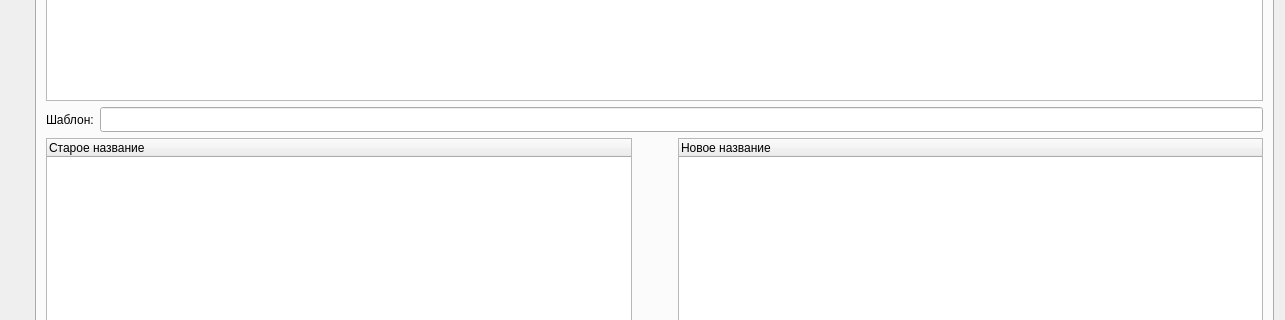
Above: dialogrenamerfiles.ui from DmitriusFalse/mediaFinder before the change; both pictures show x 0 to 1285 and y 152 to 472 of the 1285 by 756 pixel window. Below: the same form after it.
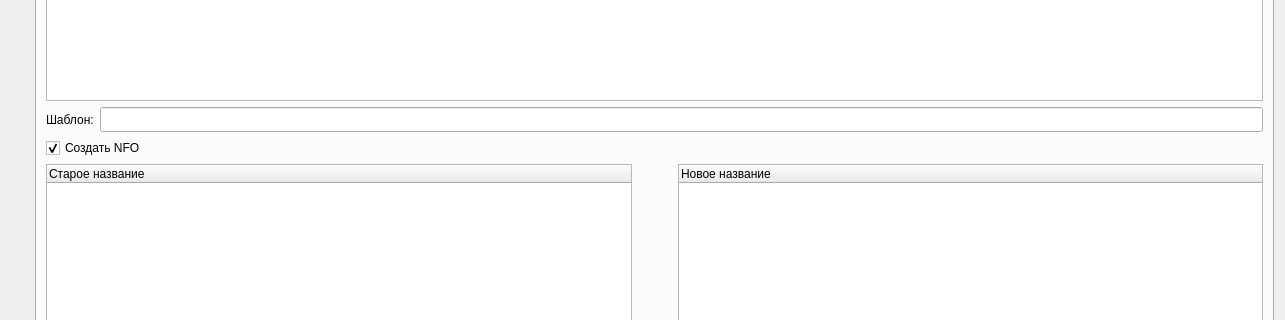
That is the form after the change. The open tabs and pages were chosen to show the change. Icons and pictures are not drawn.

The edit to the form file:
```diff
--- a/dialogrenamerfiles.ui
+++ b/dialogrenamerfiles.ui
@@ -120,6 +120,30 @@
          </item>
         </layout>
        </item>
+       <item>
+        <layout class="QHBoxLayout" name="horizontalLayout_4">
+         <item>
+          <widget class="QCheckBox" name="createMovieNFOcheckBox">
+           <property name="text">
+            <string>Создать NFO</string>
+           </property>
+           <property name="icon">
+            <iconset resource="data.qrc">
+             <normaloff>:/icons/nfo</normaloff>:/icons/nfo</iconset>
+           </property>
+           <property name="iconSize">
+            <size>
+             <width>24</width>
+             <height>24</height>
+            </size>
+           </property>
+           <property name="checked">
+            <bool>true</bool>
+           </property>
+          </widget>
+         </item>
+        </layout>
+       </item>
        <item>
         <layout class="QHBoxLayout" name="horizontalLayout_3">
          <item>
```
Left out of the diff: 35 changed lines with no effect on the pictures.
